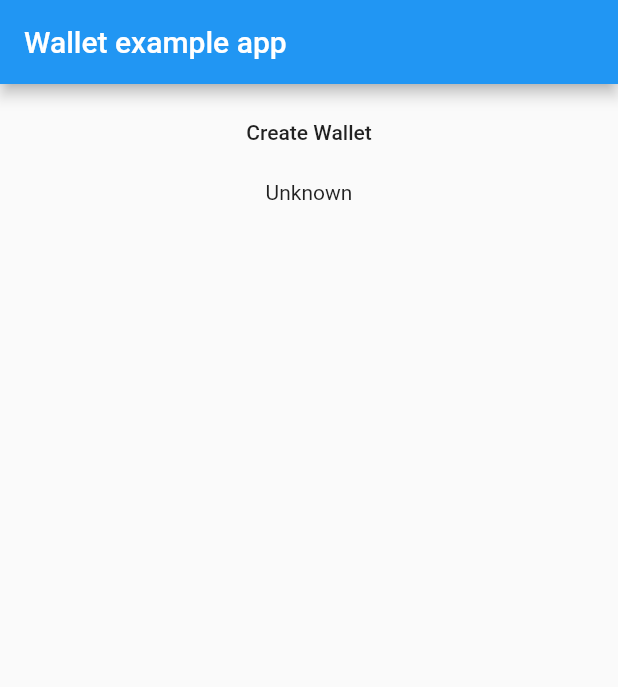
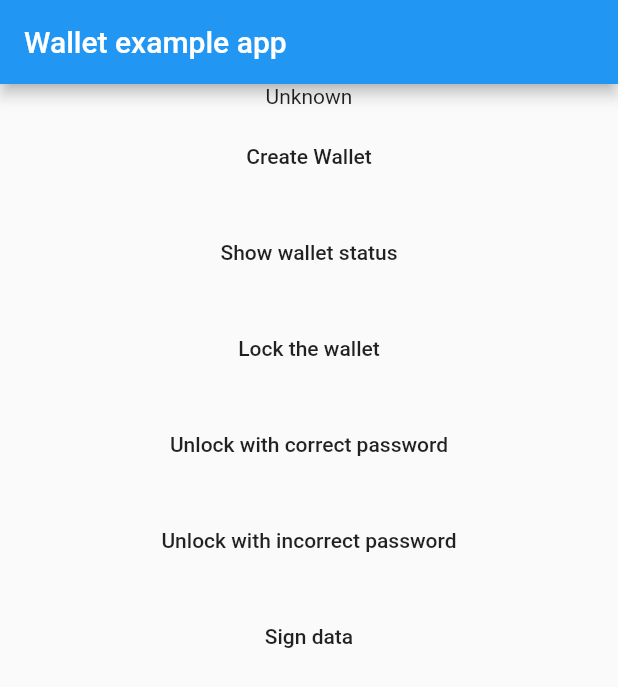
Before and after one commit to InfraBlockchain/yosemite-wallet-flutter-package, a Flutter app: the screen it shows after launch, on a phone screen of 412 x 824 dp. Shown: the top 687 px of the screen. Run offline on Flutter 3.47's test engine with Material 2 defaults, Android fonts, the phone set to English and light mode, and no system bars.

Commit message:
Add more example

```diff
--- a/example/lib/main.dart
+++ b/example/lib/main.dart
@@ -11,33 +11,12 @@ class MyApp extends StatefulWidget {
 }
 
 class _MyAppState extends State<MyApp> {
-  String _pubKey = 'Unknown';
+  String state = 'Unknown';
 
   @override
   void initState() {
     super.initState();
-    //initPlatformState();
   }
-
-  // Platform messages are asynchronous, so we initialize in an async method.
-//  Future<void> initPlatformState() async {
-//    String platformVersion;
-//    // Platform messages may fail, so we use a try/catch PlatformException.
-//    try {
-//      platformVersion = await YosemiteWallet.platformVersion;
-//    } on PlatformException {
-//      platformVersion = 'Failed to get platform version.';
-//    }
-//
-//    // If the widget was removed from the tree while the asynchronous platform
-//    // message was in flight, we want to discard the reply rather than calling
-//    // setState to update our non-existent appearance.
-//    if (!mounted) return;
-//
-//    setState(() {
-//      _platformVersion = platformVersion;
-//    });
-//  }
 
   @override
   Widget build(BuildContext context) {
@@ -49,14 +28,49 @@ class _MyAppState extends State<MyApp> {
         body: Center(
           child: Column(
             children: <Widget>[
+              Text(state),
               Container(
                 child: MaterialButton(
-                  onPressed: walletText,
+                  onPressed: createWallet,
                   child: Text('Create Wallet'),
                 ),
                 padding: const EdgeInsets.all(8.0),
               ),
-              Text(_pubKey)
+              Container(
+                child: MaterialButton(
+                  onPressed: checkWalletStatus,
+                  child: Text('Show wallet status'),
+                ),
+                padding: const EdgeInsets.all(8.0),
+              ),
+              Container(
+                child: MaterialButton(
+                  onPressed: () => YosemiteWallet.lock(),
+                  child: Text('Lock the wallet'),
+                ),
+                padding: const EdgeInsets.all(8.0),
+              ),
+              Container(
+                child: MaterialButton(
+                  onPressed: () => YosemiteWallet.unlock('wow'),
+                  child: Text('Unlock with correct password'),
+                ),
+                padding: const EdgeInsets.all(8.0),
+              ),
+              Container(
+                child: MaterialButton(
+                  onPressed: () => YosemiteWallet.unlock('wow2'),
+                  child: Text('Unlock with incorrect password'),
+                ),
+                padding: const EdgeInsets.all(8.0),
+              ),
+              Container(
+                child: MaterialButton(
+                  onPressed: signData,
+                  child: Text('Sign data'),
+                ),
+                padding: const EdgeInsets.all(8.0),
+              ),
             ],
           ),
         ),
@@ -64,13 +78,27 @@ class _MyAppState extends State<MyApp> {
     );
   }
 
-  Future walletText() async {
+  Future createWallet() async {
     String pubKey = await YosemiteWallet.create("wow");
 
-    print('PubKey: $pubKey');
+    setState(() {
+      state = pubKey;
+    });
+  }
+
+  Future checkWalletStatus() async {
+    bool isLocked = await YosemiteWallet.isLocked();
 
     setState(() {
-      _pubKey = pubKey;
+      state = 'isLocked: ${isLocked.toString()}';
+    });
+  }
+
+  Future signData() async {
+    String signature = await YosemiteWallet.sign('arbitrary data');
+
+    setState(() {
+      state = 'Signature: $signature';
     });
   }
 }
--- a/lib/yosemite_wallet.dart
+++ b/lib/yosemite_wallet.dart
@@ -13,11 +13,19 @@ class YosemiteWallet {
     await _channel.invokeMethod('lock');
   }
 
-  static Future<void> unlock() async {
-    await _channel.invokeMethod('unlock');
+  static Future<void> unlock(String password) async {
+    await _channel.invokeMethod('unlock', {'password': password});
   }
 
   static Future<String> sign(String data) async {
     return await _channel.invokeMethod('sign', {'data': data});
   }
+
+  static Future<String> getPublicKey() async {
+    return await _channel.invokeMethod('getPublicKey');
+  }
+
+  static Future<bool> isLocked() async {
+    return await _channel.invokeMethod('isLocked');
+  }
 }
--- a/pubspec.yaml
+++ b/pubspec.yaml
@@ -1,5 +1,5 @@
 name: yosemite_wallet
-description: A new Flutter plugin.
+description: A Yosemite Wallet Flutter Plugin
 version: 0.0.1
 author:
 homepage:
```
Also changed, not shown: 2 other files.
